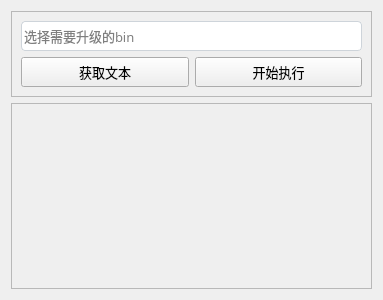
First picture: the form in ui/upgrade.ui, repository jiang-xin9/PyCom, before the edit.
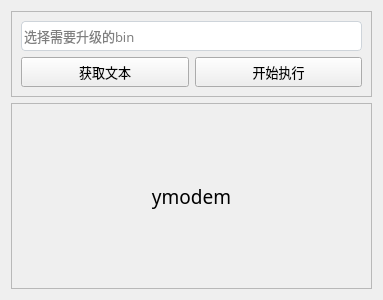
Second picture: the form after the edit. Icons and pictures are not drawn. Custom widgets are drawn as their Qt base class.

Commit message: 修改UI设计

```diff
--- a/ui/upgrade.ui
+++ b/ui/upgrade.ui
@@ -131,6 +131,24 @@
      <property name="frameShadow">
       <enum>QFrame::Raised</enum>
      </property>
+     <layout class="QVBoxLayout" name="verticalLayout_3">
+      <item>
+       <widget class="QLabel" name="label">
+        <property name="font">
+         <font>
+          <family>微软雅黑</family>
+          <pointsize>14</pointsize>
+         </font>
+        </property>
+        <property name="text">
+         <string>ymodem</string>
+        </property>
+        <property name="alignment">
+         <set>Qt::AlignCenter</set>
+        </property>
+       </widget>
+      </item>
+     </layout>
     </widget>
    </item>
   </layout>
```
Left out of the diff: 12 changed lines with no effect on the pictures. The commit also changes 1 other file.
